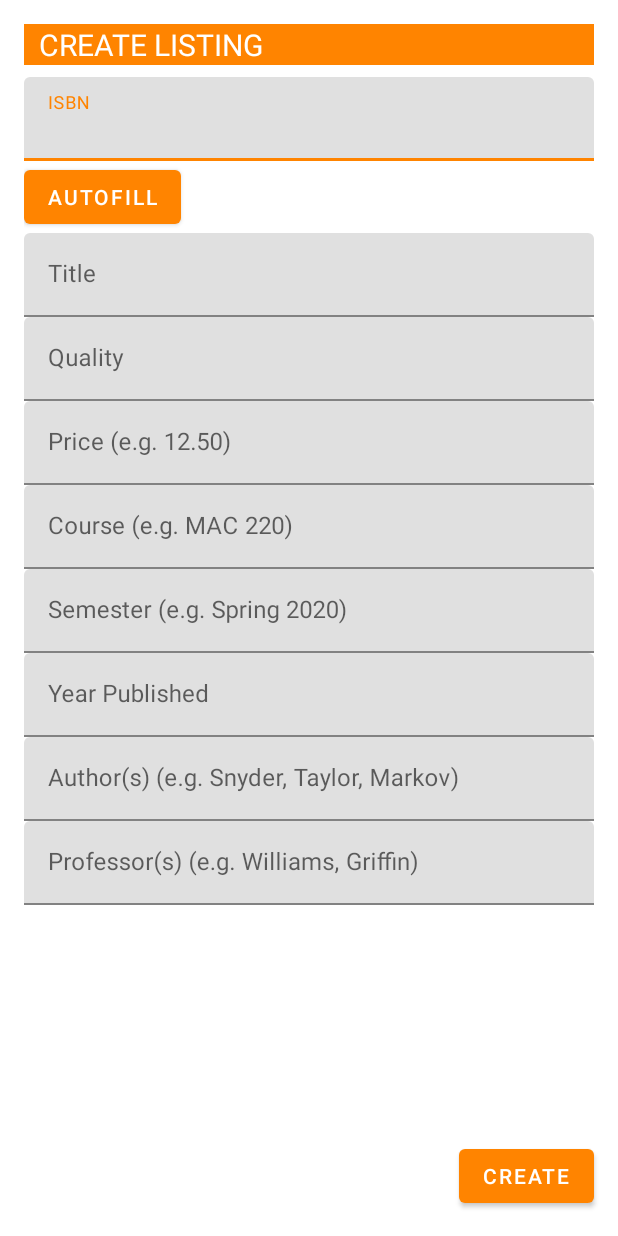
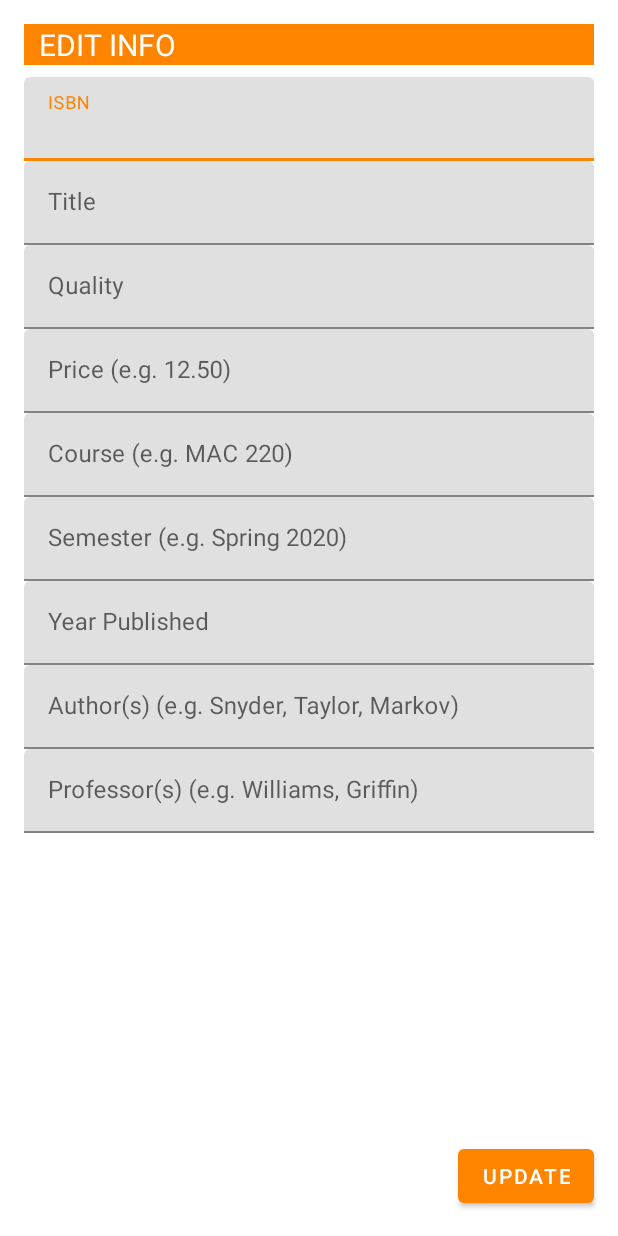
Before and after one commit to annakim2022/Oxy-Book-Exchange, an Android app: the EditActivity screen opened directly, with no data from a screen before it, on a phone screen of 412 x 824 dp. Run offline under Robolectric (Android 15) with nearby library versions, the phone set to English and light mode, and no system bars; our stand-ins replace Volley; libraries missing offline, so code that uses them is left out: com.loopj.android, cz.msebera.android.

Commit message:
update listing, no listing

```diff
--- a/app/src/main/AndroidManifest.xml
+++ b/app/src/main/AndroidManifest.xml
@@ -29,6 +29,8 @@
         <activity android:name=".InfoActivity"/>
         <activity android:name=".CreateActivity"/>
         <activity android:name=".EditActivity"/>
+        <activity android:name=".NoListingsActivity"/>
+
     </application>
 
 </manifest>
--- a/app/src/main/java/com/example/oxybookexchange/EditActivity.java
+++ b/app/src/main/java/com/example/oxybookexchange/EditActivity.java
@@ -39,7 +39,7 @@ public class EditActivity extends AppCompatActivity {
     @Override
     protected void onCreate(@Nullable Bundle savedInstanceState) {
         super.onCreate(savedInstanceState);
-        setContentView(R.layout.activity_create);
+        setContentView(R.layout.activity_edit);
 
         RequestQueue MyRequestQueue = Volley.newRequestQueue(this);
 
@@ -53,6 +53,30 @@ public class EditActivity extends AppCompatActivity {
         input_yearPublished = findViewById(R.id.input_yearPublished2);
         input_professors = findViewById(R.id.input_professors2);
 
+        // get text from adapter
+        Intent intent = getIntent();
+        String ISBN2 = intent.getStringExtra("ISBN");
+        String title2 = intent.getStringExtra("title");
+        String quality2 =  intent.getStringExtra("quality");
+        String price2 = intent.getStringExtra("price");
+        String course2 = intent.getStringExtra("course");
+        String semester2 = intent.getStringExtra("semester");
+        String authors2 = intent.getStringExtra("authors");
+        String professors2 = intent.getStringExtra("professors");
+        String yearPublished2 = intent.getStringExtra("yearPublished");
+        String email = intent.getStringExtra("email");
+        String listingID = intent.getStringExtra("listingID");
+
+        // set input text to previous info
+        input_isbn.setText(ISBN2);
+        input_title.setText(title2);
+        input_quality.setText(quality2);
+        input_price.setText(price2);
+        input_course.setText(course2);
+        input_semester.setText(semester2);
+        input_authors.setText(authors2);
+        input_professors.setText(professors2);
+        input_yearPublished.setText(yearPublished2);
 
         button_update = findViewById(R.id.button_update);
         button_update.setOnClickListener(new View.OnClickListener() {
@@ -75,7 +99,7 @@ public class EditActivity extends AppCompatActivity {
                     yearPublished = input_yearPublished.getText().toString();
                     professors = input_professors.getText().toString();
 
-                    String url = "http://134.69.236.202:3308/newlisting";
+                    String url = "http://134.69.236.202:3308/updatelisting";
                     StringRequest MyStringRequest = new StringRequest(Request.Method.POST, url, new Response.Listener<String>() {
                         @Override
                         public void onResponse(String response) {
@@ -90,8 +114,8 @@ public class EditActivity extends AppCompatActivity {
                     }) {
                         protected Map<String, String> getParams() {
                             Map<String, String> MyData = new HashMap<String, String>();
-                            MyData.put("listingID", "0"); //Add the data you'd like to send to the server.
-                            MyData.put("userID", "1000");
+                            MyData.put("listingID", listingID); //Add the data you'd like to send to the server.
+//                            MyData.put("userEmail", email);
                             MyData.put("ISBN", ISBN);
                             MyData.put("title", title);
                             MyData.put("quality", quality);
@@ -101,11 +125,12 @@ public class EditActivity extends AppCompatActivity {
                             MyData.put("yearPublished", yearPublished);
                             MyData.put("authors", authors);
                             MyData.put("professors", professors);
-
                             return MyData;
                         }
                     };
                     MyRequestQueue.add(MyStringRequest);
+
+                    returnToMenu(email);
                 }
                 else {
                     Toast.makeText(EditActivity.this, "Please fill in all sections.", Toast.LENGTH_LONG).show();
@@ -113,5 +138,10 @@ public class EditActivity extends AppCompatActivity {
         });
 
     }
+    private void returnToMenu(String email){
+        Intent intent = new Intent(this, MenuActivity.class);
+        intent.putExtra("email", email);
+        startActivity(intent);
+    }
 
 }
--- a/app/src/main/res/layout/activity_edit.xml
+++ b/app/src/main/res/layout/activity_edit.xml
@@ -156,7 +156,7 @@
         android:layout_height="wrap_content"
         android:layout_marginEnd="16dp"
         android:layout_marginBottom="16dp"
-        android:text="edit"
+        android:text="update"
         app:layout_constraintBottom_toBottomOf="parent"
         app:layout_constraintEnd_toEndOf="parent" />
 
```
Also changed, not shown: app/src/main/java/com/example/oxybookexchange/CreateActivity.java (+4 -4 lines), app/src/main/java/com/example/oxybookexchange/Listings.java (+7 -8 lines), app/src/main/java/com/example/oxybookexchange/ListingsActivity.java (+11 -2 lines), app/src/main/java/com/example/oxybookexchange/ListingsAdapter.java (+0 -7 lines), app/src/main/java/com/example/oxybookexchange/MenuActivity.java (+22 -14 lines), app/src/main/java/com/example/oxybookexchange/MyListingsActivity.java (+4 -3 lines), app/src/main/java/com/example/oxybookexchange/MyListingsAdapter.java (+12 -11 lines), app/src/main/java/com/example/oxybookexchange/NoListingsActivity.java (added, +35 -0 lines), app/src/main/java/com/example/oxybookexchange/SignInActivity.java (+31 -13 lines), app/src/main/res/layout/activity_nolistings.xml (added, +53 -0 lines).
